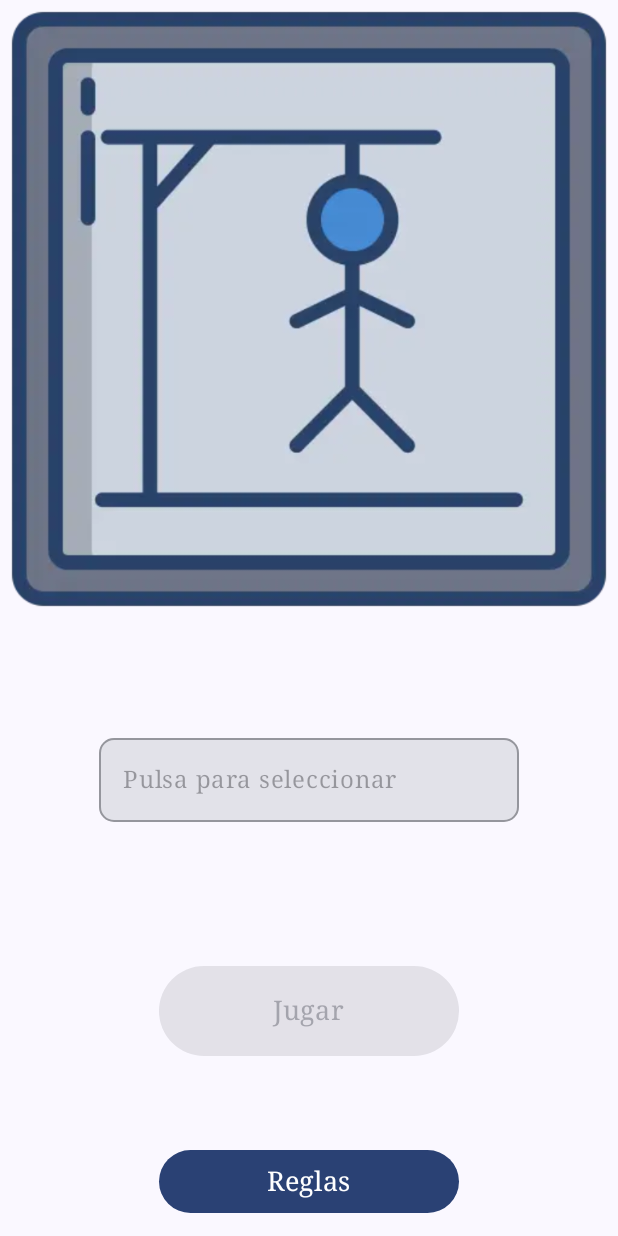
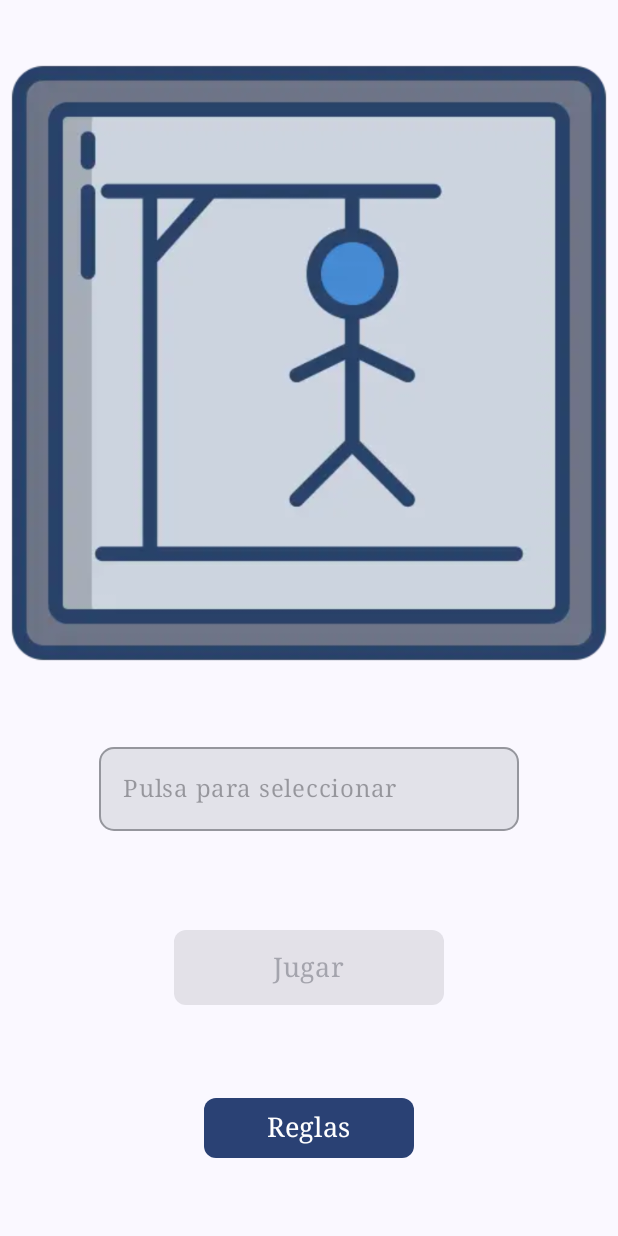
Before and after one commit to LSG-DAM2-M07-24-25/pr04-hangman-app-davidcorrea_carlosayuso, an Android app built with Jetpack Compose: the screen it shows after launch (MainActivity), on a phone screen of 412 x 824 dp. Run offline under Robolectric (Android 15) with nearby library versions, the phone set to English and light mode, and no system bars.

Commit message:
style: forma de los botones y espaciado

```diff
--- a/app/src/main/java/com/example/practicakotlin/View/Screen2.kt
+++ b/app/src/main/java/com/example/practicakotlin/View/Screen2.kt
@@ -72,22 +72,23 @@ fun Screen2(navController: NavController) {
             Dificultad { dificultad ->
                 selectedDificultad = dificultad
             }
+
             // Botón Play para avanzar a la siguiente pantalla
             Button(
                 onClick = {
                     navController.navigate(Routes.Pantalla3.createRoute(selectedDificultad))
-                },
+                },shape = RoundedCornerShape(8.dp),
                 enabled = selectedDificultad.isNotEmpty(),
                 modifier = Modifier
-                    .padding(16.dp) // Espacio alrededor del botón
-                    .height(60.dp) // Altura personalizada
-                    .width(200.dp) // Anchura personalizada
+                    .padding(16.dp)
+                    .height(50.dp)
+                    .width(180.dp)
             ) {
 
                 Text(
                     text = "Jugar",
                     fontSize = 18.sp,
-                    fontFamily = FontFamily.Serif // Tamaño del texto más grande
+                    fontFamily = FontFamily.Serif
 
                 )
 
@@ -96,11 +97,11 @@ fun Screen2(navController: NavController) {
             Spacer(modifier = Modifier.size(30.dp))
 
             Button(
-                onClick = { showDialog = true },
+                onClick = { showDialog = true },shape = RoundedCornerShape(8.dp),
                 modifier = Modifier
                     .padding(16.dp)
-                    .height(60.dp)
-                    .width(200.dp)
+                    .height(40.dp)
+                    .width(140.dp)
             ) {
 
                 Text(
@@ -136,7 +137,7 @@ fun Dificultad(onDificultadSelected: (String) -> Unit) {
     val dificultades = listOf("Fácil", "Medio", "Difícil")
 
     Column(
-        Modifier.padding(20.dp, 80.dp)
+        Modifier.padding(20.dp, 50.dp)
     ) {
         OutlinedTextField(
             value = selectedText,
@@ -179,7 +180,7 @@ fun AlertReglas(
     onDismissRequest: () -> Unit,
     onConfirmation: () -> Unit
 ) {
-    val reglasDelJuego = "\n1. Selecciona la dificultad.\n2. Completa la palabra antes de que el muñeco sea linchado.\n\nTienes 5 intentos"
+    val reglasDelJuego = "\n1. Selecciona la dificultad.\n2. Completa la palabra antes de que el muñeco sea linchado.\n3.Tienes 5 intentos"
     val icono = painterResource(id = R.drawable.book_svgrepo_com)
 
     AlertDialog(
--- a/app/src/main/java/com/example/practicakotlin/View/Screen4.kt
+++ b/app/src/main/java/com/example/practicakotlin/View/Screen4.kt
@@ -5,8 +5,11 @@ import androidx.compose.foundation.clickable
 import androidx.compose.foundation.layout.Arrangement
 import androidx.compose.foundation.layout.Box
 import androidx.compose.foundation.layout.Column
+import androidx.compose.foundation.layout.Spacer
 import androidx.compose.foundation.layout.fillMaxSize
 import androidx.compose.foundation.layout.padding
+import androidx.compose.foundation.layout.size
+import androidx.compose.foundation.shape.RoundedCornerShape
 import androidx.compose.material3.Button
 import androidx.compose.material3.Text
 import androidx.compose.runtime.Composable
@@ -67,18 +70,22 @@ fun Screen4(navController: NavController, intentos:Int, dificultad:String, palab
                 modifier = Modifier.padding(16.dp))
         }
 
+        Spacer(modifier = Modifier.size(30.dp))
+
         Button(
             onClick = {
                 navController.navigate(Routes.Pantalla3.createRoute(dificultad))
-            }
+            },shape = RoundedCornerShape(8.dp)
         ) {
             Text(text = "Jugar de nuevo", fontFamily = FontFamily.Serif)
         }
 
+        Spacer(modifier = Modifier.size(30.dp))
+
         Button(
             onClick = {
                 navController.navigate(Routes.Pantalla2.route)
-            }
+            },shape = RoundedCornerShape(8.dp)
         ) {
             Text(text = "Menú", fontFamily = FontFamily.Serif)
         }
```
